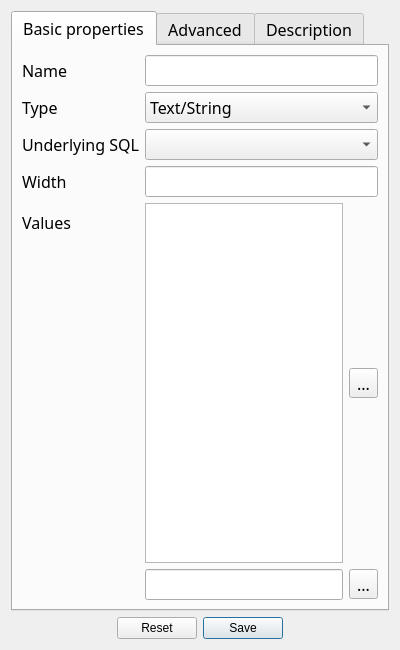
Above: newdatatypeform.ui from fritzone/ddm before the change. Below: the same form after it.
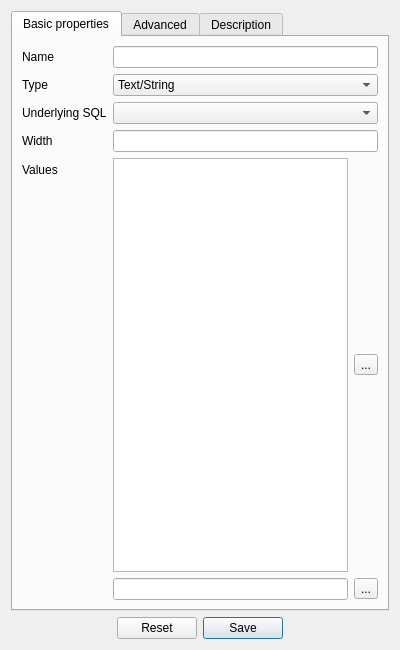
That is the form after the change. The open tabs and pages were chosen to show the change. Icons and pictures are not drawn.

Commit message: font changes in the UI, foreign key implementation

What changed in the file:
```diff
--- a/newdatatypeform.ui
+++ b/newdatatypeform.ui
@@ -35,12 +35,6 @@
    </item>
    <item row="1" column="0">
     <widget class="QTabWidget" name="tabWidget">
-     <property name="font">
-      <font>
-       <family>Sans Serif</family>
-       <pointsize>12</pointsize>
-      </font>
-     </property>
      <property name="currentIndex">
       <number>1</number>
      </property>
@@ -55,14 +49,7 @@
        <item row="0" column="0">
         <widget class="QLabel" name="label">
          <property name="text">
-          <string>&lt;!DOCTYPE HTML PUBLIC &quot;-//W3C//DTD HTML 4.0//EN&quot; &quot;http://www.w3.org/TR/REC-html40/strict.dtd&quot;&gt;
-&lt;html&gt;&lt;head&gt;&lt;meta name=&quot;qrichtext&quot; content=&quot;1&quot; /&gt;&lt;style type=&quot;text/css&quot;&gt;
-p, li { white-space: pre-wrap; }
-&lt;/style&gt;&lt;/head&gt;&lt;body style=&quot; font-family:'Sans'; font-size:10pt; font-weight:400; font-style:normal;&quot;&gt;
-&lt;table style=&quot;-qt-table-type: root; margin-top:4px; margin-bottom:4px; margin-left:4px; margin-right:4px;&quot;&gt;
-&lt;tr&gt;
-&lt;td style=&quot;border: none;&quot;&gt;
-&lt;p style=&quot; margin-top:0px; margin-bottom:0px; margin-left:0px; margin-right:0px; -qt-block-indent:0; text-indent:0px;&quot;&gt;&lt;span style=&quot; font-family:'MS Shell Dlg 2'; font-size:12pt;&quot;&gt;Name&lt;/span&gt;&lt;/p&gt;&lt;/td&gt;&lt;/tr&gt;&lt;/table&gt;&lt;/body&gt;&lt;/html&gt;</string>
+          <string>Name</string>
          </property>
         </widget>
        </item>
@@ -72,14 +59,7 @@
        <item row="1" column="0">
         <widget class="QLabel" name="label_4">
          <property name="text">
-          <string>&lt;!DOCTYPE HTML PUBLIC &quot;-//W3C//DTD HTML 4.0//EN&quot; &quot;http://www.w3.org/TR/REC-html40/strict.dtd&quot;&gt;
-&lt;html&gt;&lt;head&gt;&lt;meta name=&quot;qrichtext&quot; content=&quot;1&quot; /&gt;&lt;style type=&quot;text/css&quot;&gt;
-p, li { white-space: pre-wrap; }
-&lt;/style&gt;&lt;/head&gt;&lt;body style=&quot; font-family:'Sans'; font-size:10pt; font-weight:400; font-style:normal;&quot;&gt;
-&lt;table style=&quot;-qt-table-type: root; margin-top:4px; margin-bottom:4px; margin-left:4px; margin-right:4px;&quot;&gt;
-&lt;tr&gt;
-&lt;td style=&quot;border: none;&quot;&gt;
-&lt;p style=&quot; margin-top:0px; margin-bottom:0px; margin-left:0px; margin-right:0px; -qt-block-indent:0; text-indent:0px;&quot;&gt;&lt;span style=&quot; font-family:'MS Shell Dlg 2'; font-size:12pt;&quot;&gt;Type&lt;/span&gt;&lt;/p&gt;&lt;/td&gt;&lt;/tr&gt;&lt;/table&gt;&lt;/body&gt;&lt;/html&gt;</string>
+          <string>Type</string>
          </property>
         </widget>
        </item>
@@ -156,14 +136,7 @@
        <item row="2" column="0">
         <widget class="QLabel" name="label_2">
          <property name="text">
-          <string>&lt;!DOCTYPE HTML PUBLIC &quot;-//W3C//DTD HTML 4.0//EN&quot; &quot;http://www.w3.org/TR/REC-html40/strict.dtd&quot;&gt;
-&lt;html&gt;&lt;head&gt;&lt;meta name=&quot;qrichtext&quot; content=&quot;1&quot; /&gt;&lt;style type=&quot;text/css&quot;&gt;
-p, li { white-space: pre-wrap; }
-&lt;/style&gt;&lt;/head&gt;&lt;body style=&quot; font-family:'Sans'; font-size:10pt; font-weight:400; font-style:normal;&quot;&gt;
-&lt;table border=&quot;0&quot; style=&quot;-qt-table-type: root; margin-top:4px; margin-bottom:4px; margin-left:4px; margin-right:4px;&quot;&gt;
-&lt;tr&gt;
-&lt;td style=&quot;border: none;&quot;&gt;
-&lt;p style=&quot; margin-top:0px; margin-bottom:0px; margin-left:0px; margin-right:0px; -qt-block-indent:0; text-indent:0px;&quot;&gt;&lt;span style=&quot; font-family:'MS Shell Dlg 2'; font-size:12pt;&quot;&gt;Underlying SQL&lt;/span&gt;&lt;/p&gt;&lt;/td&gt;&lt;/tr&gt;&lt;/table&gt;&lt;/body&gt;&lt;/html&gt;</string>
+          <string>Underlying SQL</string>
          </property>
         </widget>
        </item>
@@ -173,14 +146,7 @@
        <item row="3" column="0">
         <widget class="QLabel" name="lblWidth">
          <property name="text">
-          <string>&lt;!DOCTYPE HTML PUBLIC &quot;-//W3C//DTD HTML 4.0//EN&quot; &quot;http://www.w3.org/TR/REC-html40/strict.dtd&quot;&gt;
-&lt;html&gt;&lt;head&gt;&lt;meta name=&quot;qrichtext&quot; content=&quot;1&quot; /&gt;&lt;style type=&quot;text/css&quot;&gt;
-p, li { white-space: pre-wrap; }
-&lt;/style&gt;&lt;/head&gt;&lt;body style=&quot; font-family:'Sans'; font-size:10pt; font-weight:400; font-style:normal;&quot;&gt;
-&lt;table style=&quot;-qt-table-type: root; margin-top:4px; margin-bottom:4px; margin-left:4px; margin-right:4px;&quot;&gt;
-&lt;tr&gt;
-&lt;td style=&quot;border: none;&quot;&gt;
-&lt;p style=&quot; margin-top:0px; margin-bottom:0px; margin-left:0px; margin-right:0px; -qt-block-indent:0; text-indent:0px;&quot;&gt;&lt;span style=&quot; font-family:'MS Shell Dlg 2'; font-size:12pt;&quot;&gt;Width&lt;/span&gt;&lt;/p&gt;&lt;/td&gt;&lt;/tr&gt;&lt;/table&gt;&lt;/body&gt;&lt;/html&gt;</string>
+          <string>Width</string>
          </property>
         </widget>
        </item>
@@ -190,14 +156,7 @@
        <item row="4" column="0">
         <widget class="QLabel" name="lblValues">
          <property name="text">
-          <string>&lt;!DOCTYPE HTML PUBLIC &quot;-//W3C//DTD HTML 4.0//EN&quot; &quot;http://www.w3.org/TR/REC-html40/strict.dtd&quot;&gt;
-&lt;html&gt;&lt;head&gt;&lt;meta name=&quot;qrichtext&quot; content=&quot;1&quot; /&gt;&lt;style type=&quot;text/css&quot;&gt;
-p, li { white-space: pre-wrap; }
-&lt;/style&gt;&lt;/head&gt;&lt;body style=&quot; font-family:'Sans'; font-size:10pt; font-weight:400; font-style:normal;&quot;&gt;
-&lt;table style=&quot;-qt-table-type: root; margin-top:4px; margin-bottom:4px; margin-left:4px; margin-right:4px;&quot;&gt;
-&lt;tr&gt;
-&lt;td style=&quot;border: none;&quot;&gt;
-&lt;p style=&quot; margin-top:0px; margin-bottom:0px; margin-left:0px; margin-right:0px; -qt-block-indent:0; text-indent:0px;&quot;&gt;&lt;span style=&quot; font-family:'MS Shell Dlg 2'; font-size:12pt;&quot;&gt;Values&lt;/span&gt;&lt;/p&gt;&lt;/td&gt;&lt;/tr&gt;&lt;/table&gt;&lt;/body&gt;&lt;/html&gt;</string>
+          <string>Values</string>
          </property>
         </widget>
        </item>
```
Left out of the diff: 29 changed lines with no effect on the pictures. The commit also changes 7 other files.
